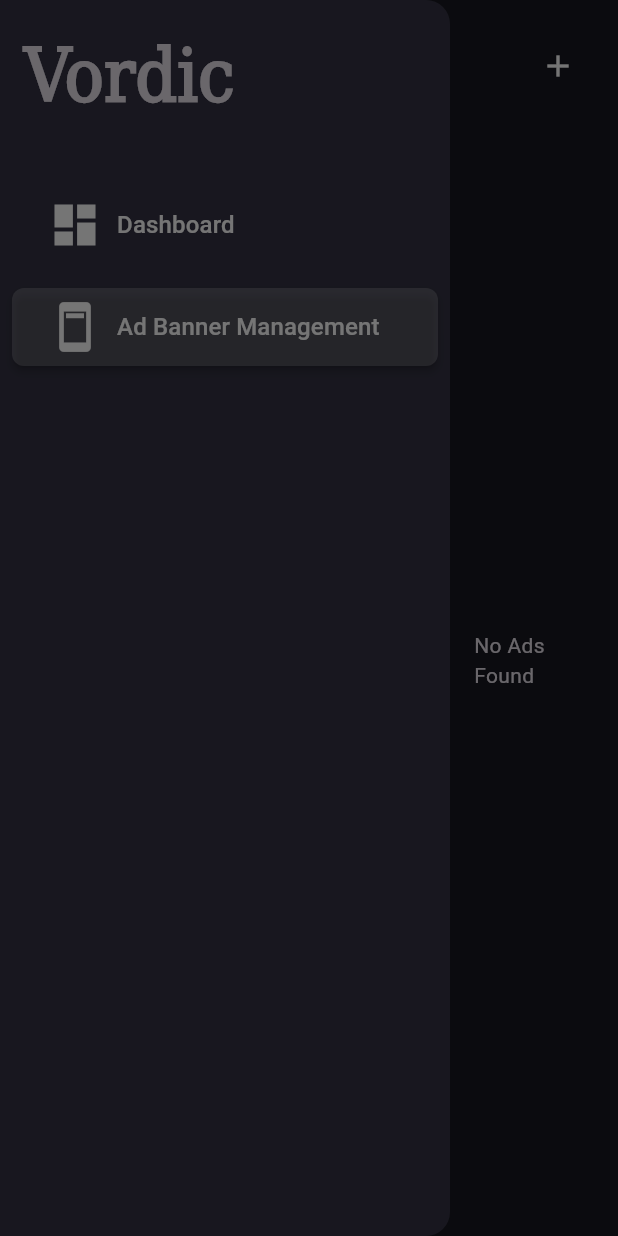
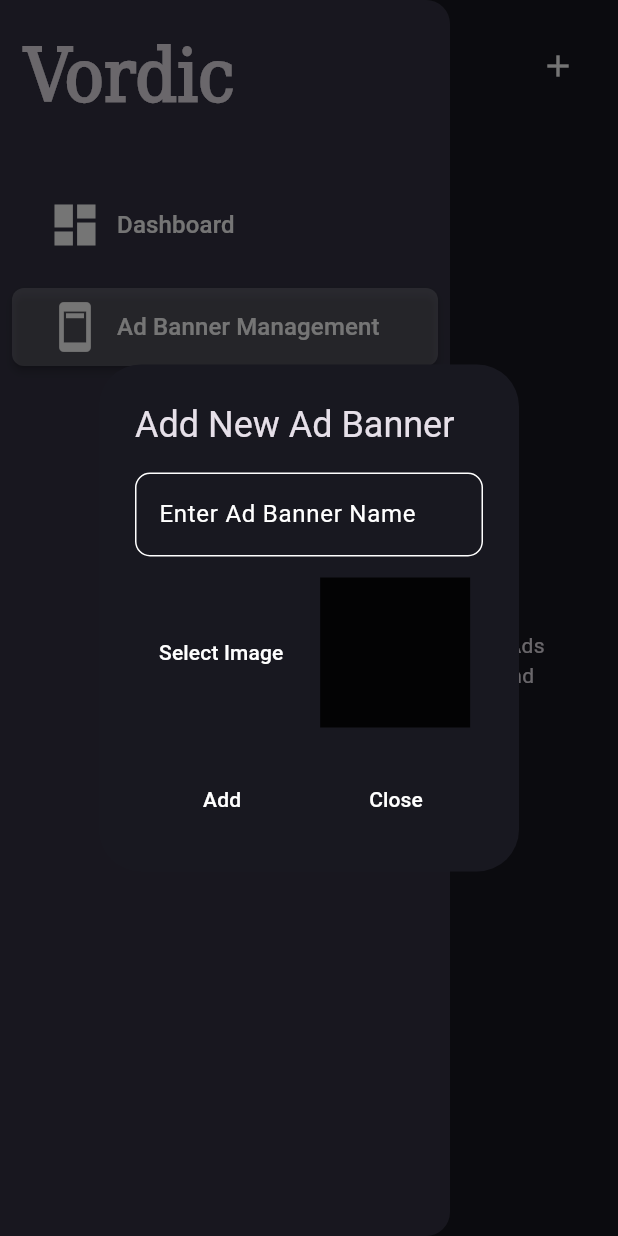
Before and after one commit to Yahia-Shwky-Sief/vordic_admin, a Flutter app: the AdBannerManagement screen opened directly, after a tap on the "add" icon, on a phone screen of 412 x 824 dp. Run offline on Flutter 3.47's test engine with Material 3 defaults, Android fonts, the phone set to English and light mode, and no system bars; our stand-ins replace cloud_firestore, firebase_core, image_picker, page_transition, supabase_flutter; accounts and stored records are empty; generated files the repository leaves out were written again.

Commit message:
Add UUID dependency and refactor ad model date fields to strings

```diff
--- a/lib/features/ad_banner_management/data/models/ad.dart
+++ b/lib/features/ad_banner_management/data/models/ad.dart
@@ -2,8 +2,8 @@ class Ad {
   String? adName;
   String? adBanner;
   String? adId;
-  DateTime? startDate;
-  DateTime? endDate;
+  String? startDate;
+  String? endDate;
 
   Ad({
     required this.adName,
@@ -15,19 +15,19 @@ class Ad {
 
   Ad.fromJson(Map<String, dynamic> json) {
     adName = json['ad_name'];
-    adBanner = json['ad_image'];
+    adBanner = json['ad_banner'];
     adId = json['ad_id'];
-    startDate = DateTime.parse(json['start_date']);
-    endDate = DateTime.parse(json['end_date']);
+    startDate = json['start_date'];
+    endDate = json['end_date'];
   }
 
   Map<String, dynamic> toJson() {
     final Map<String, dynamic> data = <String, dynamic>{};
     data['ad_name'] = adName;
-    data['adBanner'] = adBanner;
+    data['ad_banner'] = adBanner;
     data['ad_id'] = adId;
-    data['start_date'] = startDate?.toIso8601String();
-    data['end_date'] = endDate?.toIso8601String();
+    data['start_date'] = startDate;
+    data['end_date'] = endDate;
     return data;
   }
 }
--- a/lib/features/ad_banner_management/data/sources/ads_banner_data_source.dart
+++ b/lib/features/ad_banner_management/data/sources/ads_banner_data_source.dart
@@ -1,6 +1,7 @@
 import 'package:vordic_admin/core/helper/storage.dart';
 import 'package:cloud_firestore/cloud_firestore.dart';
 import 'package:vordic_admin/features/ad_banner_management/data/models/ad.dart';
+import 'package:uuid/uuid.dart';
 
 class AdsBannerDataSource {
   Storage storage = Storage();
@@ -8,6 +9,7 @@ class AdsBannerDataSource {
       FirebaseFirestore.instance.collection('Ads');
   static const String _folderName = 'ads_banners';
   Stream stream = _firebase.snapshots();
+  var uuid = const Uuid();
 
   Future<String> uploadAdBannerAndGetPublicUrl(
       {required String filePath, required String fileName}) async {
--- a/lib/features/ad_banner_management/ui/ad_banner_management.dart
+++ b/lib/features/ad_banner_management/ui/ad_banner_management.dart
@@ -2,6 +2,7 @@ import 'package:flutter/material.dart';
 import 'package:vordic_admin/core/widgets/nav/nav.dart';
 import 'package:vordic_admin/features/ad_banner_management/data/models/ad.dart';
 import 'package:vordic_admin/features/ad_banner_management/data/sources/ads_banner_data_source.dart';
+import 'package:vordic_admin/features/ad_banner_management/ui/widgets/ad_dialog.dart';
 
 class AdBannerManagement extends StatelessWidget {
   AdBannerManagement({super.key});
@@ -22,7 +23,7 @@ class AdBannerManagement extends StatelessWidget {
                 showDialog(
                   context: context,
                   builder: (_) {
-                    return const Dialog();
+                    return const AdDialog();
                   },
                 );
               },
--- a/lib/features/ad_banner_management/ui/widgets/dialog.dart
+++ b/lib/features/ad_banner_management/ui/widgets/ad_dialog.dart
@@ -1,16 +1,17 @@
 import 'package:flutter/material.dart';
 import 'package:image_picker/image_picker.dart';
 import 'package:vordic_admin/core/widgets/text_form_field.dart';
+import 'package:vordic_admin/features/ad_banner_management/data/models/ad.dart';
 import 'package:vordic_admin/features/ad_banner_management/data/sources/ads_banner_data_source.dart';
 
-class Dialog extends StatefulWidget {
-  const Dialog({super.key});
+class AdDialog extends StatefulWidget {
+  const AdDialog({super.key});
 
   @override
-  State<Dialog> createState() => _DialogState();
+  State<AdDialog> createState() => _AdDialogState();
 }
 
-class _DialogState extends State<Dialog> {
+class _AdDialogState extends State<AdDialog> {
   final TextEditingController controller = TextEditingController();
   final GlobalKey<FormState> formKey = GlobalKey<FormState>();
   final AdsBannerDataSource adsBannerDataSource = AdsBannerDataSource();
@@ -90,7 +91,20 @@ class _DialogState extends State<Dialog> {
           children: [
             TextButton(
               onPressed: () {
-                Navigator.of(context).pop();
+                if (formKey.currentState!.validate()) {
+                  adsBannerDataSource.addAd(
+                    ad: Ad(
+                      adId: adsBannerDataSource.uuid.v4(),
+                      adName: controller.text,
+                      adBanner: image,
+                      startDate: DateTime.now().toString(),
+                      endDate: DateTime.now()
+                          .add(const Duration(days: 30))
+                          .toString(),
+                    ),
+                  );
+                  Navigator.of(context).pop();
+                }
               },
               child: const Text('Add'),
             ),
--- a/pubspec.yaml
+++ b/pubspec.yaml
@@ -40,6 +40,7 @@ dependencies:
   firebase_core: ^3.12.1
   image_picker: ^1.1.2
   cloud_firestore: ^5.6.6
+  uuid: ^4.5.1
 
 dev_dependencies:
   flutter_test:
```
Also changed, not shown: pubspec.lock.
